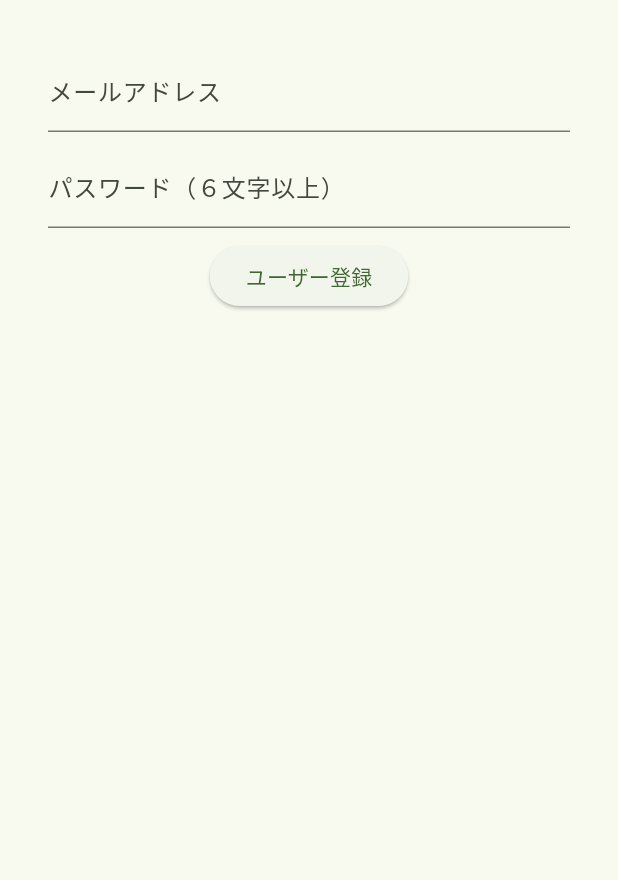
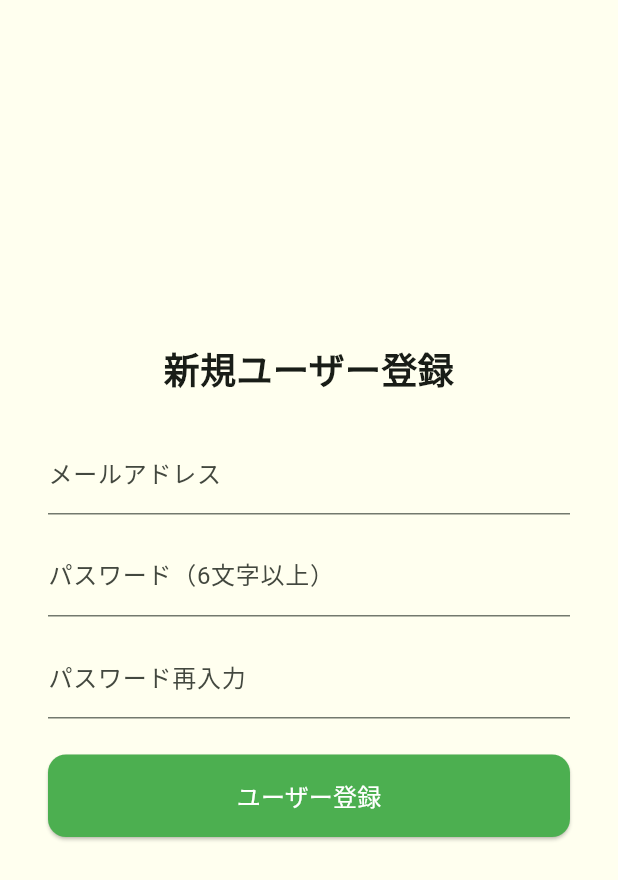
Before and after one commit to KotaWata223/flutter_application, a Flutter app: the MyAuthPage screen opened directly, on a phone screen of 412 x 824 dp. Shown: the top 880 px of the screen. Run offline on Flutter 3.47's test engine with Material 3 defaults, Android fonts, the phone set to English and light mode, and no system bars; our stand-ins replace cloud_firestore, firebase_auth, firebase_core, flutter_datetime_picker_plus, table_calendar; accounts and stored records are empty.

```diff
--- a/lib/src/MyAuthPage.dart
+++ b/lib/src/MyAuthPage.dart
@@ -1,6 +1,7 @@
 import 'package:flutter/material.dart';
 import 'package:firebase_auth/firebase_auth.dart';
 import 'package:firebase_core/firebase_core.dart';
+import 'package:flutter_application_2/src/screens/HomePage.dart';
 
 void main() async {
   WidgetsFlutterBinding.ensureInitialized();
@@ -13,6 +14,17 @@ class MyApp extends StatelessWidget {
   Widget build(BuildContext context) {
     return MaterialApp(
       title: 'Firebase Auth Demo',
+      theme: ThemeData(
+        primarySwatch: Colors.indigo,
+        inputDecorationTheme: InputDecorationTheme(
+          filled: true,
+          fillColor: Colors.white,
+          border: OutlineInputBorder(borderRadius: BorderRadius.circular(10)),
+          focusedBorder: OutlineInputBorder(
+            borderSide: BorderSide(color: Colors.green),
+          ),
+        ),
+      ),
       home: MyAuthPage(),
     );
   }
@@ -26,36 +38,62 @@ class MyAuthPage extends StatefulWidget {
 class _MyAuthPageState extends State<MyAuthPage> {
   String newUserEmail = "";
   String newUserPassword = "";
+  String confirmPassword = "";
   String infoText = "";
 
   @override
   Widget build(BuildContext context) {
     return Scaffold(
+      backgroundColor: const Color.fromARGB(255, 255, 255, 239),
       body: Center(
-        child: Container(
+        child: SingleChildScrollView(
           padding: EdgeInsets.all(32),
           child: Column(
+            crossAxisAlignment: CrossAxisAlignment.stretch,
             children: <Widget>[
+              const Text(
+                "新規ユーザー登録",
+                style: TextStyle(fontSize: 24, fontWeight: FontWeight.bold),
+                textAlign: TextAlign.center,
+              ),
+              const SizedBox(height: 24),
               TextFormField(
                 decoration: InputDecoration(labelText: "メールアドレス"),
-                onChanged: (String value) {
+                onChanged: (value) {
                   setState(() {
                     newUserEmail = value;
                   });
                 },
               ),
-              const SizedBox(height: 8),
+              const SizedBox(height: 12),
               TextFormField(
-                decoration: InputDecoration(labelText: "パスワード（６文字以上）"),
+                decoration: InputDecoration(labelText: "パスワード（6文字以上）"),
                 obscureText: true,
-                onChanged: (String value) {
+                onChanged: (value) {
                   setState(() {
                     newUserPassword = value;
                   });
                 },
               ),
-              const SizedBox(height: 8),
+              const SizedBox(height: 12),
+              TextFormField(
+                decoration: InputDecoration(labelText: "パスワード再入力"),
+                obscureText: true,
+                onChanged: (value) {
+                  setState(() {
+                    confirmPassword = value;
+                  });
+                },
+              ),
+              const SizedBox(height: 24),
               ElevatedButton(
+                style: ElevatedButton.styleFrom(
+                  padding: EdgeInsets.symmetric(vertical: 16),
+                  shape: RoundedRectangleBorder(
+                      borderRadius: BorderRadius.circular(12)),
+                  backgroundColor: Colors.green,
+                  foregroundColor: Colors.white,
+                ),
                 onPressed: () async {
                   try {
                     final auth = FirebaseAuth.instance;
@@ -68,16 +106,23 @@ class _MyAuthPageState extends State<MyAuthPage> {
                     setState(() {
                       infoText = "登録OK：${user.email}";
                     });
+
+                    // ✅ 登録完了後にHomePageに遷移
+                   Navigator.pop(context);
                   } on FirebaseAuthException catch (e) {
                     setState(() {
-                      infoText = "登録NG：${e.message}"; // より分かりやすいエラーメッセージを表示
+                      infoText = "登録NG：${e.message}";
                     });
                   }
                 },
-                child: Text("ユーザー登録"),
+                child: Text("ユーザー登録", style: TextStyle(fontSize: 16)),
               ),
-              const SizedBox(height: 8),
-              Text(infoText),
+              const SizedBox(height: 16),
+              Text(
+                infoText,
+                textAlign: TextAlign.center,
+                style: TextStyle(color: Colors.red),
+              ),
             ],
           ),
         ),
--- a/lib/src/screens/HomePage.dart
+++ b/lib/src/screens/HomePage.dart
@@ -57,7 +57,7 @@ class _HomePageState extends State<HomePage> {
   void initState() {
     super.initState();
     _selectedDay = _focusedDay;
-    fetchShiftsFromFirestore(); //
+    fetchShiftsFromFirestore();
     // サンプルイベントデータ
   }
 
```
